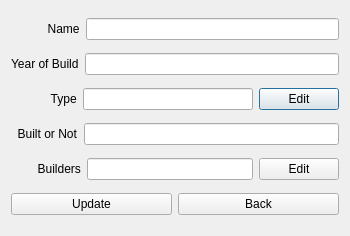
Old version of the form verklegt_vika_3/verklegt_GUI/UI/editcomputerdialog.ui in the repository vilhjalmur12/verklegt_1.
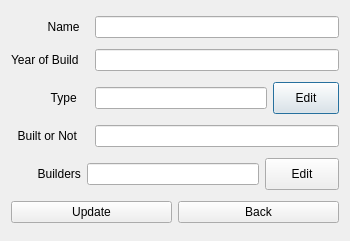
New version of the form.

Commit message: laga glugga svo hann fylgi

The edit to the form file:
```diff
--- a/verklegt_vika_3/verklegt_GUI/UI/editcomputerdialog.ui
+++ b/verklegt_vika_3/verklegt_GUI/UI/editcomputerdialog.ui
@@ -7,7 +7,7 @@
     <x>0</x>
     <y>0</y>
     <width>350</width>
-    <height>236</height>
+    <height>241</height>
    </rect>
   </property>
   <property name="windowTitle">
@@ -18,6 +18,12 @@
     <layout class="QHBoxLayout" name="horizontalLayout">
      <item>
       <widget class="QLabel" name="label">
+       <property name="minimumSize">
+        <size>
+         <width>78</width>
+         <height>0</height>
+        </size>
+       </property>
        <property name="text">
         <string>           Name</string>
        </property>
@@ -32,6 +38,12 @@
     <layout class="QHBoxLayout" name="horizontalLayout_2">
      <item>
       <widget class="QLabel" name="label_2">
+       <property name="minimumSize">
+        <size>
+         <width>78</width>
+         <height>0</height>
+        </size>
+       </property>
        <property name="text">
         <string>Year of Build</string>
        </property>
@@ -46,6 +58,12 @@
     <layout class="QHBoxLayout" name="horizontalLayout_3">
      <item>
       <widget class="QLabel" name="label_3">
+       <property name="minimumSize">
+        <size>
+         <width>78</width>
+         <height>0</height>
+        </size>
+       </property>
        <property name="text">
         <string>            Type</string>
        </property>
@@ -53,6 +71,12 @@
      </item>
      <item>
       <widget class="QLineEdit" name="lineEdit_type">
+       <property name="minimumSize">
+        <size>
+         <width>172</width>
+         <height>0</height>
+        </size>
+       </property>
        <property name="readOnly">
         <bool>true</bool>
        </property>
@@ -60,6 +84,12 @@
      </item>
      <item>
       <widget class="QPushButton" name="pushButton_edit_type">
+       <property name="minimumSize">
+        <size>
+         <width>66</width>
+         <height>32</height>
+        </size>
+       </property>
        <property name="text">
         <string>Edit</string>
        </property>
@@ -71,6 +101,12 @@
     <layout class="QHBoxLayout" name="horizontalLayout_4">
      <item>
       <widget class="QLabel" name="label_4">
+       <property name="minimumSize">
+        <size>
+         <width>78</width>
+         <height>0</height>
+        </size>
+       </property>
        <property name="text">
         <string>  Built or Not</string>
        </property>
@@ -92,6 +128,12 @@
      </item>
      <item>
       <widget class="QLineEdit" name="lineEdit_builders">
+       <property name="minimumSize">
+        <size>
+         <width>172</width>
+         <height>0</height>
+        </size>
+       </property>
        <property name="readOnly">
         <bool>true</bool>
        </property>
@@ -99,6 +141,12 @@
      </item>
      <item>
       <widget class="QPushButton" name="pushButton_edit_relations">
+       <property name="minimumSize">
+        <size>
+         <width>66</width>
+         <height>32</height>
+        </size>
+       </property>
        <property name="text">
         <string>Edit</string>
        </property>
```
